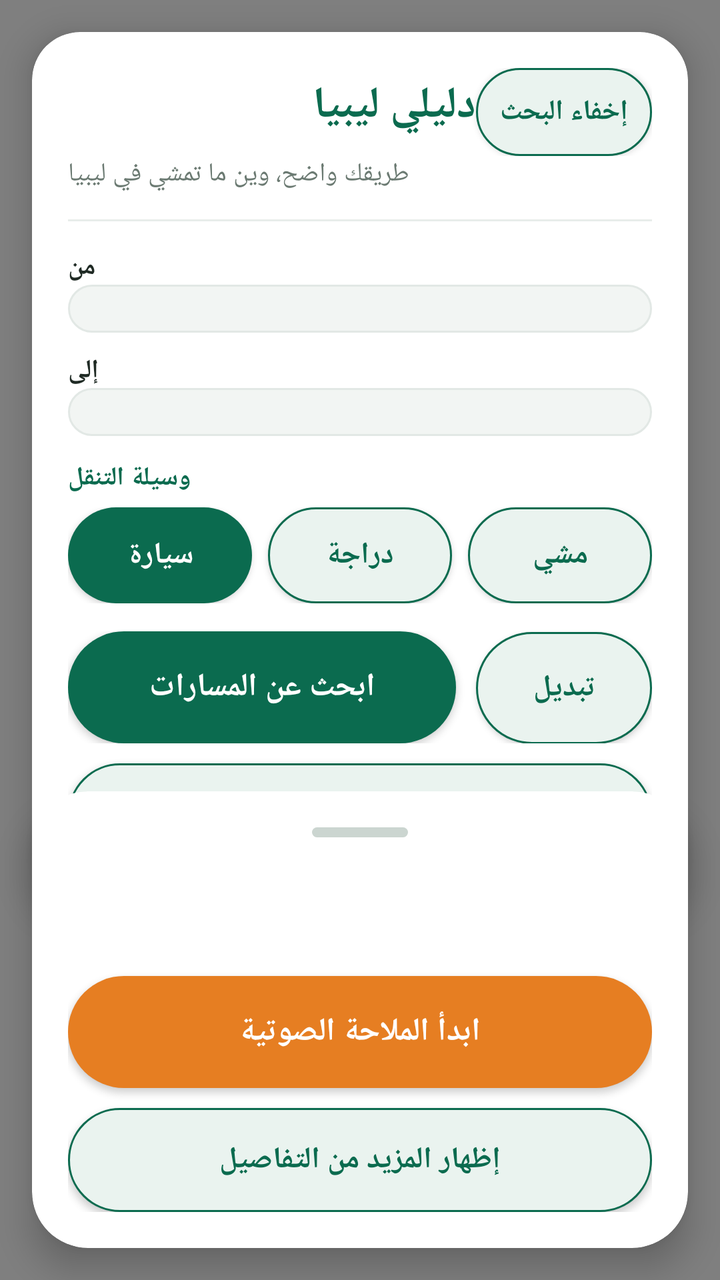
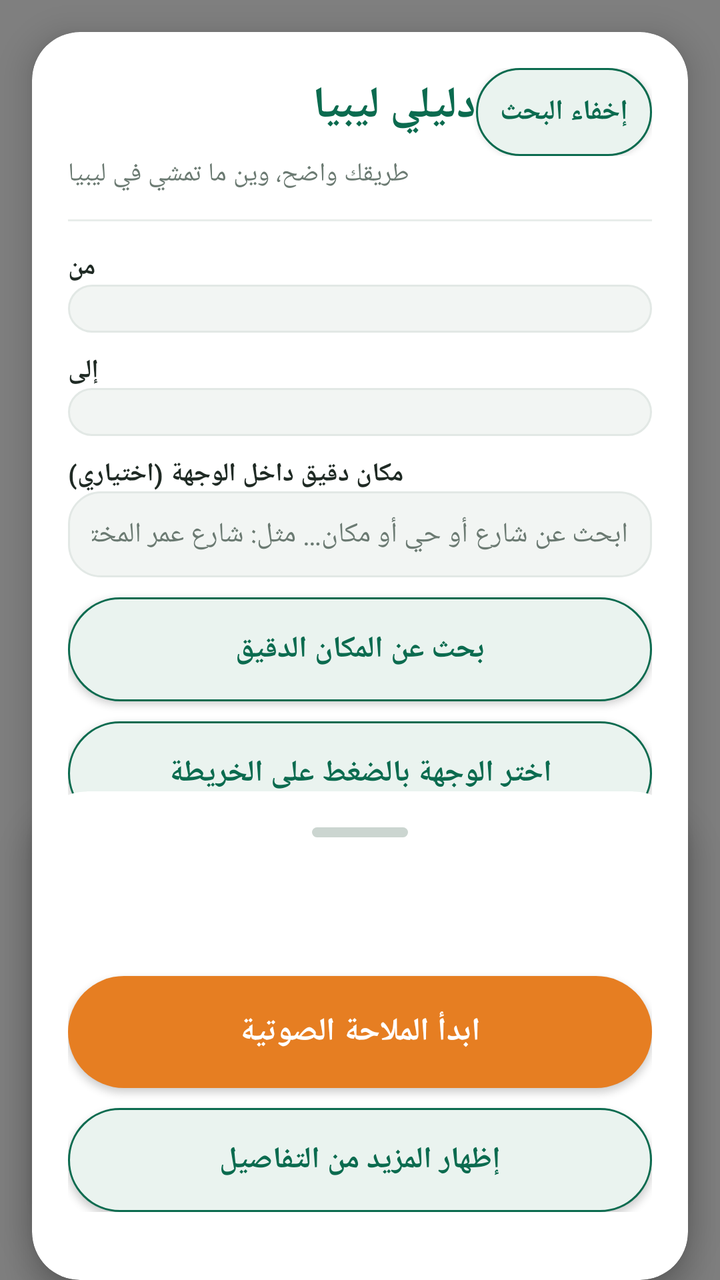

Screens rendered from an Android XML layout before and after an edit, with the pre-edit source and the edit as a unified diff.
<!-- AndroidManifest.xml: application theme Theme.DaliliLibya -->
<!-- res/layout/activity_main.xml -->
<?xml version="1.0" encoding="utf-8"?>
<FrameLayout xmlns:android="http://schemas.android.com/apk/res/android"
    xmlns:app="http://schemas.android.com/apk/res-auto"
    android:layout_width="match_parent"
    android:layout_height="match_parent"
    android:background="#EAF0EC">

    
    <WebView
        android:id="@+id/webView"
        android:layout_width="match_parent"
        android:layout_height="match_parent" />

    
    <com.google.android.material.card.MaterialCardView
        android:id="@+id/topCard"
        android:layout_width="match_parent"
        android:layout_height="wrap_content"
        android:layout_gravity="top"
        android:layout_marginStart="16dp"
        android:layout_marginTop="16dp"
        android:layout_marginEnd="16dp"
        app:cardBackgroundColor="#FFFFFF"
        app:cardCornerRadius="24dp"
        app:cardElevation="10dp">

        <LinearLayout
            android:layout_width="match_parent"
            android:layout_height="wrap_content"
            android:orientation="vertical"
            android:padding="18dp">

            <LinearLayout
                android:layout_width="match_parent"
                android:layout_height="wrap_content"
                android:orientation="horizontal">

                <TextView
                    android:layout_width="0dp"
                    android:layout_height="wrap_content"
                    android:layout_weight="1"
                    android:text="@string/app_name"
                    android:textColor="#0B6B4F"
                    android:textSize="22sp"
                    android:textStyle="bold" />

                <androidx.appcompat.widget.AppCompatButton
                    android:id="@+id/buttonToggleSearch"
                    android:layout_width="wrap_content"
                    android:layout_height="44dp"
                    android:background="@drawable/btn_secondary_pill"
                    android:text="إخفاء البحث"
                    android:textColor="#0B6B4F"
                    android:textSize="14sp"
                    android:textStyle="bold" />

            </LinearLayout>

            <LinearLayout
                android:id="@+id/topDetails"
                android:layout_width="match_parent"
                android:layout_height="wrap_content"
                android:orientation="vertical">

            <TextView
                android:layout_width="wrap_content"
                android:layout_height="wrap_content"
                android:text="@string/slogan"
                android:textColor="#6B7A72"
                android:textSize="13sp" />

            <View
                android:layout_width="match_parent"
                android:layout_height="1dp"
                android:layout_marginTop="14dp"
                android:background="#E8EDEA" />

            <TextView
                android:layout_width="wrap_content"
                android:layout_height="wrap_content"
                android:layout_marginTop="14dp"
                android:text="@string/from_label"
                android:textColor="#1F2A24"
                android:textSize="13sp"
                android:textStyle="bold" />

            <Spinner
                android:id="@+id/spinnerFrom"
                android:layout_width="match_parent"
                android:layout_height="wrap_content"
                android:background="@drawable/input_pill"
                android:padding="12dp" />

            <TextView
                android:layout_width="wrap_content"
                android:layout_height="wrap_content"
                android:layout_marginTop="10dp"
                android:text="@string/to_label"
                android:textColor="#1F2A24"
                android:textSize="13sp"
                android:textStyle="bold" />

            <Spinner
                android:id="@+id/spinnerTo"
                android:layout_width="match_parent"
                android:layout_height="wrap_content"
                android:background="@drawable/input_pill"
                android:padding="12dp" />

            <TextView
                android:layout_width="wrap_content"
                android:layout_height="wrap_content"
                android:layout_marginTop="12dp"
                android:text="وسيلة التنقل"
                android:textColor="#0B6B4F"
                android:textSize="13sp"
                android:textStyle="bold" />

            <LinearLayout
                android:layout_width="match_parent"
                android:layout_height="wrap_content"
                android:layout_marginTop="6dp"
                android:orientation="horizontal">

                <androidx.appcompat.widget.AppCompatButton
                    android:id="@+id/buttonModeCar"
                    android:layout_width="0dp"
                    android:layout_height="48dp"
                    android:layout_weight="1"
                    android:background="@drawable/btn_primary_pill"
                    android:text="سيارة"
                    android:textColor="#FFFFFF"
                    android:textSize="15sp"
                    android:textStyle="bold" />

                <androidx.appcompat.widget.AppCompatButton
                    android:id="@+id/buttonModeBike"
                    android:layout_width="0dp"
                    android:layout_height="48dp"
                    android:layout_marginStart="8dp"
                    android:layout_weight="1"
                    android:background="@drawable/btn_secondary_pill"
                    android:text="دراجة"
                    android:textColor="#0B6B4F"
                    android:textSize="15sp"
                    android:textStyle="bold" />

                <androidx.appcompat.widget.AppCompatButton
                    android:id="@+id/buttonModeFoot"
                    android:layout_width="0dp"
                    android:layout_height="48dp"
                    android:layout_marginStart="8dp"
                    android:layout_weight="1"
                    android:background="@drawable/btn_secondary_pill"
                    android:text="مشي"
                    android:textColor="#0B6B4F"
                    android:textSize="15sp"
                    android:textStyle="bold" />

            </LinearLayout>

            <LinearLayout
                android:layout_width="match_parent"
                android:layout_height="wrap_content"
                android:layout_marginTop="14dp"
                android:orientation="horizontal">

                <androidx.appcompat.widget.AppCompatButton
                    android:id="@+id/buttonFind"
                    android:layout_width="0dp"
                    android:layout_height="56dp"
                    android:layout_weight="1"
                    android:background="@drawable/btn_primary_pill"
                    android:text="@string/find_routes"
                    android:textColor="#FFFFFF"
                    android:textSize="16sp"
                    android:textStyle="bold" />

                <androidx.appcompat.widget.AppCompatButton
                    android:id="@+id/buttonSwap"
                    android:layout_width="wrap_content"
                    android:layout_height="56dp"
                    android:layout_marginStart="10dp"
                    android:background="@drawable/btn_secondary_pill"
                    android:text="تبديل"
                    android:textColor="#0B6B4F"
                    android:textSize="15sp"
                    android:textStyle="bold" />

            </LinearLayout>

            <androidx.appcompat.widget.AppCompatButton
                android:id="@+id/buttonLocation"
                android:layout_width="match_parent"
                android:layout_height="52dp"
                android:layout_marginTop="10dp"
                android:background="@drawable/btn_secondary_pill"
                android:text="@string/my_location"
                android:textColor="#0B6B4F"
                android:textSize="15sp"
                android:textStyle="bold" />

            </LinearLayout>
        </LinearLayout>
    </com.google.android.material.card.MaterialCardView>

    
    <com.google.android.material.card.MaterialCardView
        android:id="@+id/bottomCard"
        android:layout_width="match_parent"
        android:layout_height="wrap_content"
        android:layout_gravity="bottom"
        android:layout_marginStart="16dp"
        android:layout_marginEnd="16dp"
        android:layout_marginBottom="16dp"
        app:cardBackgroundColor="#FFFFFF"
        app:cardCornerRadius="28dp"
        app:cardElevation="10dp">

        <LinearLayout
            android:layout_width="match_parent"
            android:layout_height="wrap_content"
            android:orientation="vertical"
            android:padding="18dp">

            <View
                android:layout_width="48dp"
                android:layout_height="5dp"
                android:layout_gravity="center_horizontal"
                android:layout_marginBottom="12dp"
                android:background="@drawable/handle" />

            <TextView
                android:id="@+id/textStatus"
                android:layout_width="match_parent"
                android:layout_height="wrap_content"
                android:textColor="#0B6B4F"
                android:textSize="15sp"
                android:textStyle="bold" />

            <TextView
                android:id="@+id/textRoutes"
                android:layout_width="match_parent"
                android:layout_height="wrap_content"
                android:textColor="#1F2A24"
                android:textSize="14sp"
                android:paddingTop="4dp" />

            <androidx.appcompat.widget.AppCompatButton
                android:id="@+id/buttonVoice"
                android:layout_width="match_parent"
                android:layout_height="56dp"
                android:layout_marginTop="14dp"
                android:background="@drawable/btn_accent_pill"
                android:text="@string/voice_nav"
                android:textColor="#FFFFFF"
                android:textSize="16sp"
                android:textStyle="bold" />

            <androidx.appcompat.widget.AppCompatButton
                android:id="@+id/buttonToggleDetails"
                android:layout_width="match_parent"
                android:layout_height="52dp"
                android:layout_marginTop="10dp"
                android:background="@drawable/btn_secondary_pill"
                android:text="إظهار المزيد من التفاصيل"
                android:textColor="#0B6B4F"
                android:textSize="15sp"
                android:textStyle="bold" />

            <ScrollView
                android:id="@+id/scrollDetails"
                android:layout_width="match_parent"
                android:layout_height="160dp"
                android:layout_marginTop="10dp"
                android:visibility="gone">

                <LinearLayout
                    android:layout_width="match_parent"
                    android:layout_height="wrap_content"
                    android:orientation="vertical">

                    <androidx.appcompat.widget.AppCompatButton
                        android:id="@+id/buttonNextRoute"
                        android:layout_width="match_parent"
                        android:layout_height="52dp"
                        android:background="@drawable/btn_secondary_pill"
                        android:text="عرض المسار التالي على الخريطة"
                        android:textColor="#0B6B4F"
                        android:textSize="15sp"
                        android:textStyle="bold" />

                    <androidx.appcompat.widget.AppCompatButton
                        android:id="@+id/button3d"
                        android:layout_width="match_parent"
                        android:layout_height="52dp"
                        android:layout_marginTop="10dp"
                        android:background="@drawable/btn_secondary_pill"
                        android:text="@string/toggle_3d"
                        android:textColor="#0B6B4F"
                        android:textSize="15sp"
                        android:textStyle="bold" />

                    <androidx.appcompat.widget.AppCompatButton
                        android:id="@+id/buttonSatellite"
                        android:layout_width="match_parent"
                        android:layout_height="52dp"
                        android:layout_marginTop="10dp"
                        android:background="@drawable/btn_secondary_pill"
                        android:text="خريطة القمر الصناعي"
                        android:textColor="#0B6B4F"
                        android:textSize="15sp"
                        android:textStyle="bold" />

                    <androidx.appcompat.widget.AppCompatButton
                        android:id="@+id/buttonDarkMap"
                        android:layout_width="match_parent"
                        android:layout_height="52dp"
                        android:layout_marginTop="10dp"
                        android:background="@drawable/btn_secondary_pill"
                        android:text="خريطة داكنة"
                        android:textColor="#0B6B4F"
                        android:textSize="15sp"
                        android:textStyle="bold" />

                    <androidx.appcompat.widget.AppCompatButton
                        android:id="@+id/buttonTopoMap"
                        android:layout_width="match_parent"
                        android:layout_height="52dp"
                        android:layout_marginTop="10dp"
                        android:background="@drawable/btn_secondary_pill"
                        android:text="خريطة التضاريس"
                        android:textColor="#0B6B4F"
                        android:textSize="15sp"
                        android:textStyle="bold" />

                    <androidx.appcompat.widget.AppCompatButton
                        android:id="@+id/buttonShowRoute"
                        android:layout_width="match_parent"
                        android:layout_height="52dp"
                        android:layout_marginTop="10dp"
                        android:background="@drawable/btn_secondary_pill"
                        android:text="عرض المسار كاملًا على الخريطة"
                        android:textColor="#0B6B4F"
                        android:textSize="15sp"
                        android:textStyle="bold" />

                    <androidx.appcompat.widget.AppCompatButton
                        android:id="@+id/buttonReloadMap"
                        android:layout_width="match_parent"
                        android:layout_height="52dp"
                        android:layout_marginTop="10dp"
                        android:background="@drawable/btn_secondary_pill"
                        android:text="إعادة تحميل الخريطة"
                        android:textColor="#0B6B4F"
                        android:textSize="15sp"
                        android:textStyle="bold" />

                    <TextView
                        android:layout_width="match_parent"
                        android:layout_height="wrap_content"
                        android:layout_marginTop="16dp"
                        android:text="استهلاك الوقود (لتر / 100 كم)"
                        android:textColor="#0B6B4F"
                        android:textSize="13sp"
                        android:textStyle="bold" />

                    <EditText
                        android:id="@+id/editConsumption"
                        android:layout_width="match_parent"
                        android:layout_height="wrap_content"
                        android:background="@drawable/input_pill"
                        android:inputType="numberDecimal"
                        android:padding="12dp"
                        android:text="8" />

                    <TextView
                        android:layout_width="match_parent"
                        android:layout_height="wrap_content"
                        android:layout_marginTop="10dp"
                        android:text="سعر اللتر التقديري (دينار)"
                        android:textColor="#0B6B4F"
                        android:textSize="13sp"
                        android:textStyle="bold" />

                    <EditText
                        android:id="@+id/editFuelPrice"
                        android:layout_width="match_parent"
                        android:layout_height="wrap_content"
                        android:background="@drawable/input_pill"
                        android:inputType="numberDecimal"
                        android:padding="12dp"
                        android:text="0.15" />

                    <TextView
                        android:layout_width="match_parent"
                        android:layout_height="wrap_content"
                        android:text="@string/fuel_note"
                        android:textColor="#6B7A72"
                        android:textSize="12sp" />

                    <androidx.appcompat.widget.AppCompatButton
                        android:id="@+id/buttonFuel"
                        android:layout_width="match_parent"
                        android:layout_height="52dp"
                        android:layout_marginTop="10dp"
                        android:background="@drawable/btn_secondary_pill"
                        android:text="محطات وقود على طول المسار"
                        android:textColor="#0B6B4F"
                        android:textSize="15sp"
                        android:textStyle="bold" />

                    <TextView
                        android:id="@+id/textFuel"
                        android:layout_width="match_parent"
                        android:layout_height="wrap_content"
                        android:textColor="#1F2A24"
                        android:textSize="13sp"
                        android:paddingTop="8dp" />

                    <TextView
                        android:layout_width="match_parent"
                        android:layout_height="wrap_content"
                        android:text="@string/time_preview"
                        android:textColor="#0B6B4F"
                        android:layout_marginTop="16dp"
                        android:textSize="13sp"
                        android:textStyle="bold" />

                    <SeekBar
                        android:id="@+id/seekPreview"
                        android:layout_width="match_parent"
                        android:layout_height="wrap_content"
                        android:max="100" />

                    <androidx.appcompat.widget.AppCompatButton
                        android:id="@+id/buttonPreviewAnim"
                        android:layout_width="match_parent"
                        android:layout_height="52dp"
                        android:background="@drawable/btn_secondary_pill"
                        android:text="تشغيل معاينة الرحلة المتحركة"
                        android:textColor="#0B6B4F"
                        android:textSize="15sp"
                        android:textStyle="bold" />

                    <TextView
                        android:layout_width="match_parent"
                        android:layout_height="wrap_content"
                        android:text="@string/report_label"
                        android:textColor="#0B6B4F"
                        android:layout_marginTop="16dp"
                        android:textSize="13sp"
                        android:textStyle="bold" />

                    <Spinner
                        android:id="@+id/spinnerReportType"
                        android:layout_width="match_parent"
                        android:layout_height="wrap_content"
                        android:background="@drawable/input_pill"
                        android:padding="12dp" />

                    <androidx.appcompat.widget.AppCompatButton
                        android:id="@+id/buttonReport"
                        android:layout_width="match_parent"
                        android:layout_height="52dp"
                        android:layout_marginTop="10dp"
                        android:background="@drawable/btn_secondary_pill"
                        android:text="@string/add_report"
                        android:textColor="#0B6B4F"
                        android:textSize="15sp"
                        android:textStyle="bold" />

                    <TextView
                        android:id="@+id/textReports"
                        android:layout_width="match_parent"
                        android:layout_height="wrap_content"
                        android:textColor="#1F2A24"
                        android:textSize="13sp"
                        android:paddingTop="8dp" />

                    <TextView
                        android:layout_width="match_parent"
                        android:layout_height="wrap_content"
                        android:text="@string/traffic_warning"
                        android:textColor="#6B7A72"
                        android:textSize="11sp"
                        android:paddingTop="14dp" />

                    <TextView
                        android:layout_width="match_parent"
                        android:layout_height="wrap_content"
                        android:text="@string/safety_note"
                        android:textColor="#6B7A72"
                        android:textSize="11sp"
                        android:paddingBottom="8dp" />

                </LinearLayout>
            </ScrollView>
        </LinearLayout>
    </com.google.android.material.card.MaterialCardView>
    
    <com.google.android.material.card.MaterialCardView
        android:id="@+id/navBar"
        android:layout_width="match_parent"
        android:layout_height="wrap_content"
        android:layout_gravity="top"
        android:layout_marginStart="16dp"
        android:layout_marginTop="16dp"
        android:layout_marginEnd="16dp"
        android:visibility="gone"
        app:cardBackgroundColor="#0B6B4F"
        app:cardCornerRadius="20dp"
        app:cardElevation="10dp">

        <LinearLayout
            android:layout_width="match_parent"
            android:layout_height="wrap_content"
            android:orientation="vertical"
            android:padding="16dp">

            <LinearLayout
                android:layout_width="match_parent"
                android:layout_height="wrap_content"
                android:gravity="center_vertical"
                android:orientation="horizontal">

                <TextView
                    android:id="@+id/textNavStep"
                    android:layout_width="0dp"
                    android:layout_height="wrap_content"
                    android:layout_weight="1"
                    android:text="ابدأ الرحلة"
                    android:textColor="#FFFFFF"
                    android:textSize="20sp"
                    android:textStyle="bold" />

                <androidx.appcompat.widget.AppCompatButton
                    android:id="@+id/buttonNavStop"
                    android:layout_width="wrap_content"
                    android:layout_height="48dp"
                    android:background="@android:color/transparent"
                    android:text="إيقاف"
                    android:textColor="#FFFFFF"
                    android:textSize="16sp" />
            </LinearLayout>

            <TextView
                android:id="@+id/textNavNext"
                android:layout_width="match_parent"
                android:layout_height="wrap_content"
                android:layout_marginTop="6dp"
                android:textColor="#FFFFFF"
                android:textSize="15sp"
                android:visibility="gone" />

            <TextView
                android:id="@+id/textNavEta"
                android:layout_width="match_parent"
                android:layout_height="wrap_content"
                android:layout_marginTop="6dp"
                android:textColor="#D5E8DF"
                android:textSize="15sp" />
        </LinearLayout>
    </com.google.android.material.card.MaterialCardView>

    
    <androidx.appcompat.widget.AppCompatButton
        android:id="@+id/buttonRecenter"
        android:layout_width="wrap_content"
        android:layout_height="52dp"
        android:layout_gravity="bottom|end"
        android:layout_marginEnd="16dp"
        android:layout_marginBottom="32dp"
        android:background="@drawable/btn_primary_pill"
        android:text="إعادة التوسيط"
        android:textColor="#FFFFFF"
        android:textSize="16sp"
        android:visibility="gone" />
</FrameLayout>
<!-- resources referenced by this layout -->
<resources>
  <!-- drawable btn_accent_pill (drawable) -->
  <?xml version="1.0" encoding="utf-8"?>
  <shape xmlns:android="http://schemas.android.com/apk/res/android">
      <solid android:color="#E67E22" />
      <corners android:radius="28dp" />
  </shape>
  <!-- drawable btn_primary_pill (drawable) -->
  <?xml version="1.0" encoding="utf-8"?>
  <shape xmlns:android="http://schemas.android.com/apk/res/android">
      <solid android:color="#0B6B4F" />
      <corners android:radius="28dp" />
  </shape>
  <!-- drawable btn_secondary_pill (drawable) -->
  <?xml version="1.0" encoding="utf-8"?>
  <shape xmlns:android="http://schemas.android.com/apk/res/android">
      <solid android:color="#EAF3EF" />
      <corners android:radius="28dp" />
      <stroke android:width="1dp" android:color="#0B6B4F" />
  </shape>
  <!-- drawable handle (drawable) -->
  <?xml version="1.0" encoding="utf-8"?>
  <shape xmlns:android="http://schemas.android.com/apk/res/android">
      <solid android:color="#CBD5D0" />
      <corners android:radius="3dp" />
  </shape>
  <!-- drawable input_pill (drawable) -->
  <?xml version="1.0" encoding="utf-8"?>
  <shape xmlns:android="http://schemas.android.com/apk/res/android">
      <solid android:color="#F2F5F3" />
      <corners android:radius="16dp" />
      <stroke android:width="1dp" android:color="#E2E8E5" />
  </shape>
  <string name="add_report">أضف بلاغًا عند منتصف المسار</string>
  <string name="app_name">دليلي ليبيا</string>
  <string name="find_routes">ابحث عن المسارات</string>
  <string name="from_label">من</string>
  <string name="fuel_note">تقدير الوقود قابل للتعديل، وليس سعرًا رسميًا</string>
  <string name="my_location">موقعي الحالي كنقطة انطلاق</string>
  <string name="report_label">بلاغ طريق</string>
  <string name="safety_note">درجة الأمان تقدير من نوع الطريق وبلاغات المستخدمين، وليست تصنيفًا رسميًا للسلامة.</string>
  <string name="slogan">طريقك واضح، وين ما تمشي في ليبيا</string>
  <string name="time_preview">معاينة المسار المتحركة (حرّك المؤشر أو اضغط زر التشغيل لتحريك الدبوس على طول المسار تلقائيًا خلال 30 ثانية)</string>
  <string name="to_label">إلى</string>
  <string name="toggle_3d">عرض ثلاثي الأبعاد</string>
  <string name="traffic_warning">تنبيه: لا توجد بيانات زحام مباشرة موثوقة لكل الطرق الليبية. البلاغات المعروضة بلاغات مستخدمين مع وقت آخر تحديث، وليست تأكيدًا رسميًا.</string>
  <string name="voice_nav">ابدأ الملاحة الصوتية</string>
  <style name="Theme.DaliliLibya" parent="Theme.MaterialComponents.Light.NoActionBar">
          <item name="colorPrimary">#0B6B4F</item>
          <item name="colorPrimaryDark">#084F3A</item>
          <item name="colorAccent">#E67E22</item>
          <item name="android:statusBarColor">#084F3A</item>
          <item name="android:navigationBarColor">#FFFFFF</item>
          <item name="android:windowLightNavigationBar">true</item>
      </style>
</resources>

<!-- the commit's change to res/layout/activity_main.xml (unified diff, before → after) -->
@@ -106,6 +106,49 @@
                 android:layout_height="wrap_content"
                 android:background="@drawable/input_pill"
                 android:padding="12dp" />
+
+            <TextView
+                android:layout_width="wrap_content"
+                android:layout_height="wrap_content"
+                android:layout_marginTop="10dp"
+                android:text="مكان دقيق داخل الوجهة (اختياري)"
+                android:textColor="#1F2A24"
+                android:textSize="13sp"
+                android:textStyle="bold" />
+
+            <EditText
+                android:id="@+id/editDestinationSearch"
+                android:layout_width="match_parent"
+                android:layout_height="wrap_content"
+                android:background="@drawable/input_pill"
+                android:hint="ابحث عن شارع أو حي أو مكان… مثل: شارع عمر المختار، طرابلس"
+                android:inputType="text"
+                android:padding="12dp"
+                android:textColor="#1F2A24"
+                android:textColorHint="#6B7A72"
+                android:textSize="14sp" />
+
+            <androidx.appcompat.widget.AppCompatButton
+                android:id="@+id/buttonSearchDestination"
+                android:layout_width="match_parent"
+                android:layout_height="52dp"
+                android:layout_marginTop="10dp"
+                android:background="@drawable/btn_secondary_pill"
+                android:text="بحث عن المكان الدقيق"
+                android:textColor="#0B6B4F"
+                android:textSize="15sp"
+                android:textStyle="bold" />
+
+            <androidx.appcompat.widget.AppCompatButton
+                android:id="@+id/buttonPickDestination"
+                android:layout_width="match_parent"
+                android:layout_height="52dp"
+                android:layout_marginTop="10dp"
+                android:background="@drawable/btn_secondary_pill"
+                android:text="اختر الوجهة بالضغط على الخريطة"
+                android:textColor="#0B6B4F"
+                android:textSize="15sp"
+                android:textStyle="bold" />
 
             <TextView
                 android:layout_width="wrap_content"
